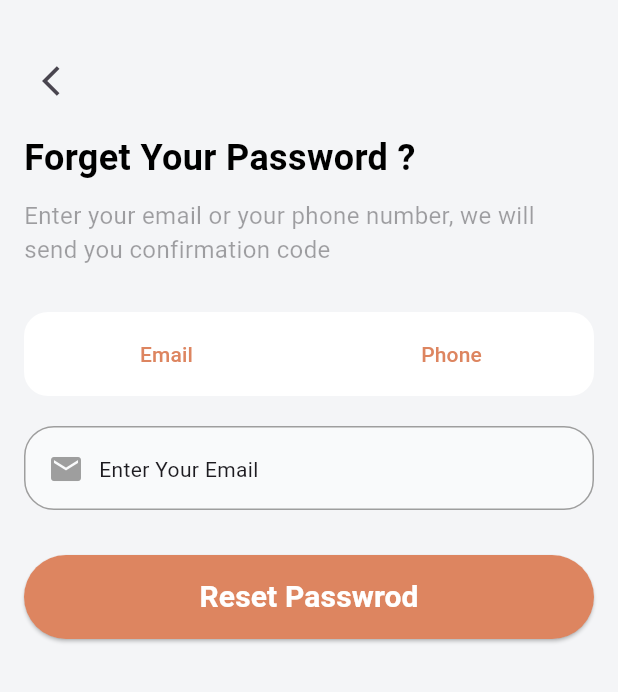
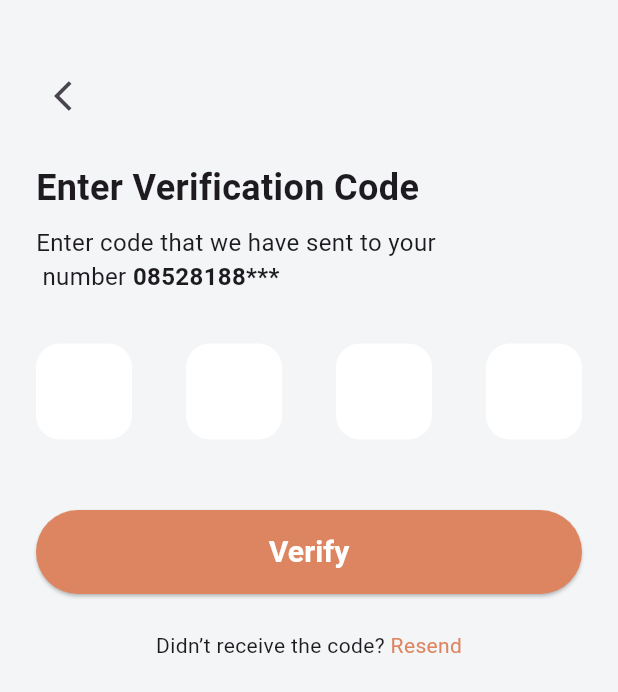
Before and after one commit to Eng-Nader/collegeApp-, a Flutter app: the ForgetBaswordView screen opened by its route, after a tap on the "arrow back ios" icon, after a tap on "Forget password", after a tap on "Reset Passwrod", on a phone screen of 412 x 824 dp. Shown: the top 692 px of the screen. Run offline on Flutter 3.47's test engine with Material 3 defaults, Android fonts, the light colour scheme and no system bars; drawn by our look-alikes of pin_code_fields; our stand-ins replace font_awesome_flutter, go_router.

Commit message:
Finsh of Resent password View

```diff
--- a/lib/constant.dart
+++ b/lib/constant.dart
@@ -7,3 +7,4 @@ const String profileView = '/profile';
 const String forgetPassword = '/forget-password';
 const String addressView = '/address';
 const String signupView = '/signup';
+const String resentpassword = '/resent-password';
--- a/lib/helpers/app_route.dart
+++ b/lib/helpers/app_route.dart
@@ -4,6 +4,7 @@ import 'package:college_app/view/forget_basword_view.dart';
 import 'package:college_app/view/introduction_view.dart';
 import 'package:college_app/view/loginView.dart';
 import 'package:college_app/view/profile_view.dart';
+import 'package:college_app/view/resent_password_view.dart';
 import 'package:college_app/view/sign_up_view.dart';
 import 'package:go_router/go_router.dart';
 
@@ -40,6 +41,11 @@ class AppRoute {
           path: forgetPassword,
           builder: (context, state) {
             return ForgetBaswordView();
+          }),
+      GoRoute(
+          path: resentpassword,
+          builder: (context, state) {
+            return ResentPasswordView();
           })
     ],
   );
--- a/lib/view/forget_basword_view.dart
+++ b/lib/view/forget_basword_view.dart
@@ -98,7 +98,9 @@ class ForgetBaswordView extends StatelessWidget {
             ),
             CustomButton(
               title: 'Reset Passwrod',
-              onPressed: () {},
+              onPressed: () {
+                context.go(resentpassword);
+              },
             )
           ],
         ),
--- /dev/null
+++ b/lib/view/resent_password_view.dart
@@ -0,0 +1,100 @@
+import 'package:college_app/constant.dart';
+import 'package:college_app/widget/custom_button.dart';
+import 'package:college_app/widget/item_otp.dart';
+import 'package:flutter/material.dart';
+import 'package:flutter/services.dart';
+import 'package:go_router/go_router.dart';
+import 'package:pin_code_fields/pin_code_fields.dart';
+
+class ResentPasswordView extends StatelessWidget {
+  const ResentPasswordView({super.key});
+
+  @override
+  Widget build(BuildContext context) {
+    return Scaffold(
+      body: Padding(
+        padding: EdgeInsets.symmetric(horizontal: 24),
+        child: Column(
+          crossAxisAlignment: CrossAxisAlignment.start,
+          children: [
+            SizedBox(
+              height: 40,
+            ),
+            IconButton(
+              onPressed: () => context.go(forgetPassword),
+              icon: Icon(Icons.arrow_back_ios),
+            ),
+            SizedBox(
+              height: 20,
+            ),
+            Text(
+              'Enter Verification Code',
+              style: TextStyle(
+                fontSize: 24,
+                fontWeight: FontWeight.w700,
+              ),
+            ),
+            SizedBox(
+              height: 8,
+            ),
+            Text.rich(
+              TextSpan(
+                children: [
+                  TextSpan(
+                    text: 'Enter code that we have sent to your\n number',
+                    style: TextStyle(
+                      fontSize: 16,
+                      fontWeight: FontWeight.w400,
+                    ),
+                  ),
+                  TextSpan(
+                    text: ' 08528188*** ',
+                    style: TextStyle(
+                      fontSize: 16,
+                      fontWeight: FontWeight.bold,
+                    ),
+                  ),
+                ],
+              ),
+            ),
+            SizedBox(
+              height: 33,
+            ),
+            ItemOtp(),
+            SizedBox(
+              height: 31,
+            ),
+            CustomButton(title: 'Verify', onPressed: () {}),
+            SizedBox(
+              height: 24,
+            ),
+            Align(
+              alignment: Alignment.center,
+              child: Text.rich(
+                TextSpan(
+                  children: [
+                    TextSpan(
+                      text: 'Didn’t receive the code? ',
+                      style: TextStyle(
+                        fontSize: 14,
+                        fontWeight: FontWeight.w400,
+                      ),
+                    ),
+                    TextSpan(
+                      text: 'Resend',
+                      style: TextStyle(
+                        color: primaryColor,
+                        fontSize: 14,
+                        fontWeight: FontWeight.w400,
+                      ),
+                    ),
+                  ],
+                ),
+              ),
+            )
+          ],
+        ),
+      ),
+    );
+  }
+}
--- /dev/null
+++ b/lib/widget/item_otp.dart
@@ -0,0 +1,32 @@
+import 'package:college_app/constant.dart';
+import 'package:flutter/material.dart';
+import 'package:flutter/services.dart';
+import 'package:pin_code_fields/pin_code_fields.dart';
+
+class ItemOtp extends StatelessWidget {
+  const ItemOtp({super.key});
+
+  @override
+  Widget build(BuildContext context) {
+    return PinCodeTextField(
+      keyboardType: TextInputType.number,
+      backgroundColor: Colors.transparent,
+      inputFormatters: [FilteringTextInputFormatter.digitsOnly],
+      appContext: context,
+      enableActiveFill: true,
+      length: 4,
+      pinTheme: PinTheme(
+        shape: PinCodeFieldShape.box,
+        fieldHeight: 64,
+        fieldWidth: 64,
+        activeColor: primaryColor,
+        inactiveColor: Colors.transparent,
+        selectedColor: primaryColor,
+        activeFillColor: Colors.white,
+        inactiveFillColor: Colors.white,
+        selectedFillColor: Colors.white,
+        borderRadius: BorderRadius.circular(16),
+      ),
+    );
+  }
+}
--- a/pubspec.yaml
+++ b/pubspec.yaml
@@ -37,6 +37,8 @@ dependencies:
   font_awesome_flutter: ^10.9.1
   font_awesome_icon_class: ^0.0.6
   go_router: ^16.2.0
+  pin_code_fields: ^8.0.1
+
 
 dev_dependencies:
   flutter_test:
```
Also changed, not shown: pubspec.lock.
